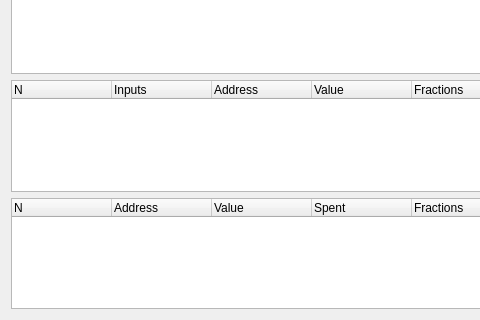
This is src/qt/forms/blockchainpage.ui in bitbaymarket/bitbay-core as Qt 5 draws it before an edit; both pictures show x 0 to 480 and y 103 to 423 of the 720 by 423 pixel window. The edited form follows.
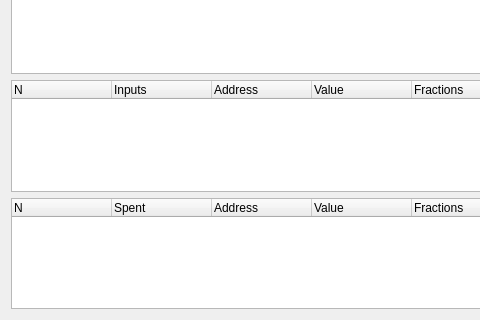
This is the edited form. The open tabs and pages were chosen to show the change.

What changed in the file:
```diff
--- a/src/qt/forms/blockchainpage.ui
+++ b/src/qt/forms/blockchainpage.ui
@@ -207,6 +207,11 @@
            <string>N</string>
           </property>
          </column>
+         <column>
+          <property name="text">
+           <string>Spent</string>
+          </property>
+         </column>
          <column>
           <property name="text">
            <string>Address</string>
@@ -217,11 +222,6 @@
            <string>Value</string>
           </property>
          </column>
-         <column>
-          <property name="text">
-           <string>Spent</string>
-          </property>
-         </column>
          <column>
           <property name="text">
            <string>Fractions</string>
```
